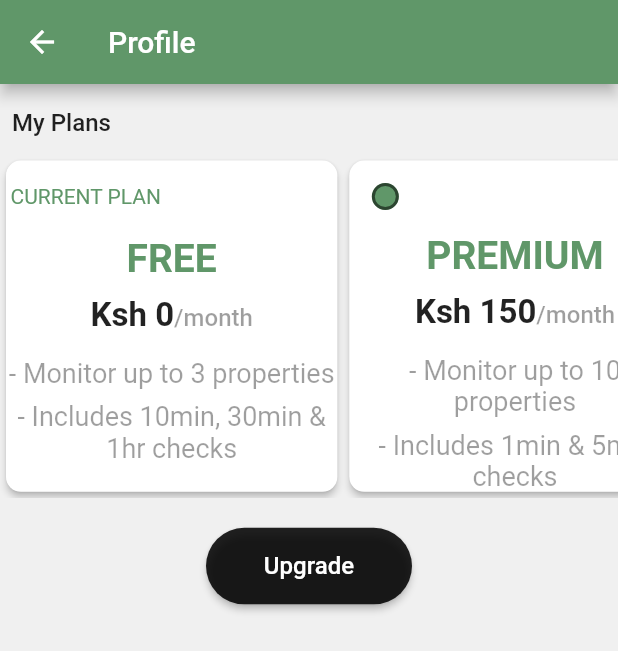
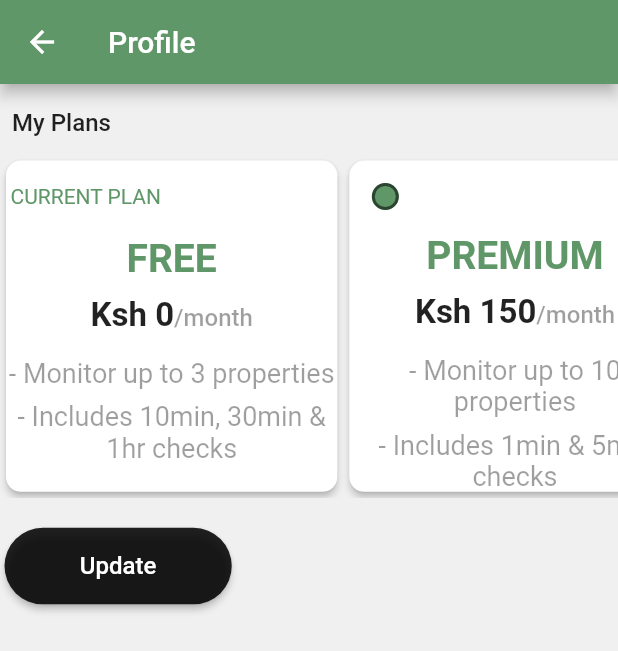
Before and after one commit to brainverse/brainverse-projects-pingrobot-app, a Flutter app: the Profile screen opened directly, on a phone screen of 412 x 824 dp. Shown: the top 651 px of the screen. Run offline on Flutter 3.47's test engine with Material 2 defaults, Android fonts, the phone set to English and light mode, and no system bars; our stand-ins replace awesome_notifications, badges, firebase_auth, firebase_core, firebase_crashlytics, firebase_database and 2 more; missing offline and left inert: flutterwave; accounts and stored records are empty; network calls fail.

Commit message:
payment profile

```diff
--- a/lib/screens/home.dart
+++ b/lib/screens/home.dart
@@ -89,9 +89,7 @@ class _HomeState extends State<Home> {
     userId = FirebaseAuth.instance.currentUser!.uid;
     userUrlsRef = database.child('userUrls/$userId');
     userPaymentRef = database.child('userPayments/$userId');
-    _fetchPaymentState();
-
-    Future.delayed(Duration(milliseconds: 700), () {
+    _fetchPaymentState().whenComplete(() {
       if (!paymentSnapshot.exists) {
         WidgetsBinding.instance!
             .addPostFrameCallback((_) => _paymentAlert(unlockFeatures));
@@ -103,6 +101,7 @@ class _HomeState extends State<Home> {
         }
       }
     });
+
     _saveDeviceToken();
   }
 
--- a/lib/screens/profile.dart
+++ b/lib/screens/profile.dart
@@ -14,7 +14,7 @@ class Profile extends StatefulWidget {
 class _ProfileState extends State<Profile> {
   List checked = [
     {
-      'value': false,
+      'current': false,
       'cost': '0',
       'type': 'FREE',
       'perks': [
@@ -24,6 +24,7 @@ class _ProfileState extends State<Profile> {
     },
     {
       'value': false,
+      'current': false,
       'cost': '150',
       'type': 'PREMIUM',
       'perks': [
@@ -33,6 +34,7 @@ class _ProfileState extends State<Profile> {
     },
     {
       'value': false,
+      'current': false,
       'cost': '350',
       'type': 'AGENCY',
       'perks': [
@@ -54,7 +56,6 @@ class _ProfileState extends State<Profile> {
     return FirebaseAuth.instance.currentUser!.email;
   }
 
-//DELETE
   Color getColor(Set<MaterialState> states) {
     const Set<MaterialState> interactiveStates = <MaterialState>{
       MaterialState.focused,
@@ -124,7 +125,30 @@ class _ProfileState extends State<Profile> {
     userId = FirebaseAuth.instance.currentUser!.uid;
 
     userPaymentRef = database.child('userPayments/$userId');
-    _fetchPaymentState();
+    _fetchPaymentState().whenComplete(() {
+      if (paymentSnapshot.exists) {
+        if (DateTime.now().isAfter(DateTime.fromMillisecondsSinceEpoch(
+            paymentSnapshot.value['expires']))) {
+          setState(() {
+            checked[0]['current'] = true;
+          });
+        } else {
+          if (paymentSnapshot.value['type'] == 'PREMIUM') {
+            setState(() {
+              checked[1]['current'] = true;
+            });
+          } else {
+            setState(() {
+              checked[2]['current'] = true;
+            });
+          }
+        }
+      } else {
+        setState(() {
+          checked[0]['current'] = true;
+        });
+      }
+    });
   }
 
   // @override
@@ -173,7 +197,7 @@ class _ProfileState extends State<Profile> {
                             children: [
                               Align(
                                 alignment: Alignment.topLeft,
-                                child: index == 0
+                                child: checked[index]['current']
                                     ? Padding(
                                         padding: const EdgeInsets.only(
                                             top: 16.0, bottom: 18.0, left: 3.0),
@@ -183,12 +207,15 @@ class _ProfileState extends State<Profile> {
                                               color: CustomColors.primaryColor),
                                         ),
                                       )
+                                    : index == 0
+                                        ? SizedBox(
+                                            height: 45,
+                                          )
                                         : Checkbox(
                                             value: checked[index]['value'],
                                             checkColor: Colors.white,
-                                        fillColor:
-                                            MaterialStateProperty.resolveWith(
-                                                getColor),
+                                            fillColor: MaterialStateProperty
+                                                .resolveWith(getColor),
                                             shape: CircleBorder(),
                                             onChanged: (value) {
                                               if (index == 1) {
@@ -265,10 +292,12 @@ class _ProfileState extends State<Profile> {
               ),
               Row(
                 children: [
-                  SizedBox(
-                    width: MediaQuery.of(context).size.width / 3,
-                  ),
+                  // SizedBox(
+                  //   width: MediaQuery.of(context).size.width / 3,
+                  // ),
                   Expanded(
+                    child: Padding(
+                      padding: const EdgeInsets.only(left: 3.0),
                       child: ElevatedButton(
                         onPressed: () {
                           if (checked[1]['value'] == false &&
@@ -278,7 +307,7 @@ class _ProfileState extends State<Profile> {
                               behavior: SnackBarBehavior.floating,
                               duration: const Duration(milliseconds: 1500),
                               content: Text(
-                              'You must select an option to proceed',
+                                'Please select an option to proceed',
                                 textAlign: TextAlign.center,
                               ),
                               shape: RoundedRectangleBorder(
@@ -287,13 +316,11 @@ class _ProfileState extends State<Profile> {
                             ));
                           } else {
                             checked.forEach((element) {
-                            if (element['type'] != 'FREE') {
                               if (element['value'] == true) {
                                 var price = element['cost'];
                                 Navigator.pop(context);
                                 _proceedToPayment(
                                     context, price, element['type']);
-                              }
                               }
                             });
                           }
@@ -311,15 +338,16 @@ class _ProfileState extends State<Profile> {
                         child: Padding(
                           padding: const EdgeInsets.symmetric(vertical: 16.0),
                           child: Text(
-                          'Upgrade',
+                            'Update',
                             style: TextStyle(
                                 color: CustomColors.white, fontSize: 16),
                           ),
                         ),
                       ),
                     ),
+                  ),
                   SizedBox(
-                    width: MediaQuery.of(context).size.width / 3,
+                    width: MediaQuery.of(context).size.width / 1.6,
                   ),
                 ],
               )
--- a/lib/shared/dialogs/payment_alert.dart
+++ b/lib/shared/dialogs/payment_alert.dart
@@ -255,7 +255,7 @@ class _PaymentAlertState extends State<PaymentAlert> {
                         behavior: SnackBarBehavior.floating,
                         duration: const Duration(milliseconds: 1500),
                         content: Text(
-                          'You must select an option to proceed',
+                          'Please select an option to proceed',
                           textAlign: TextAlign.center,
                         ),
                         shape: RoundedRectangleBorder(
```
Also changed, not shown: lib/screens/notifications.dart (+2 -40 lines), lib/screens/single_property.dart (+1 -8 lines). Lines whose indentation alone changed are shown as unchanged.
